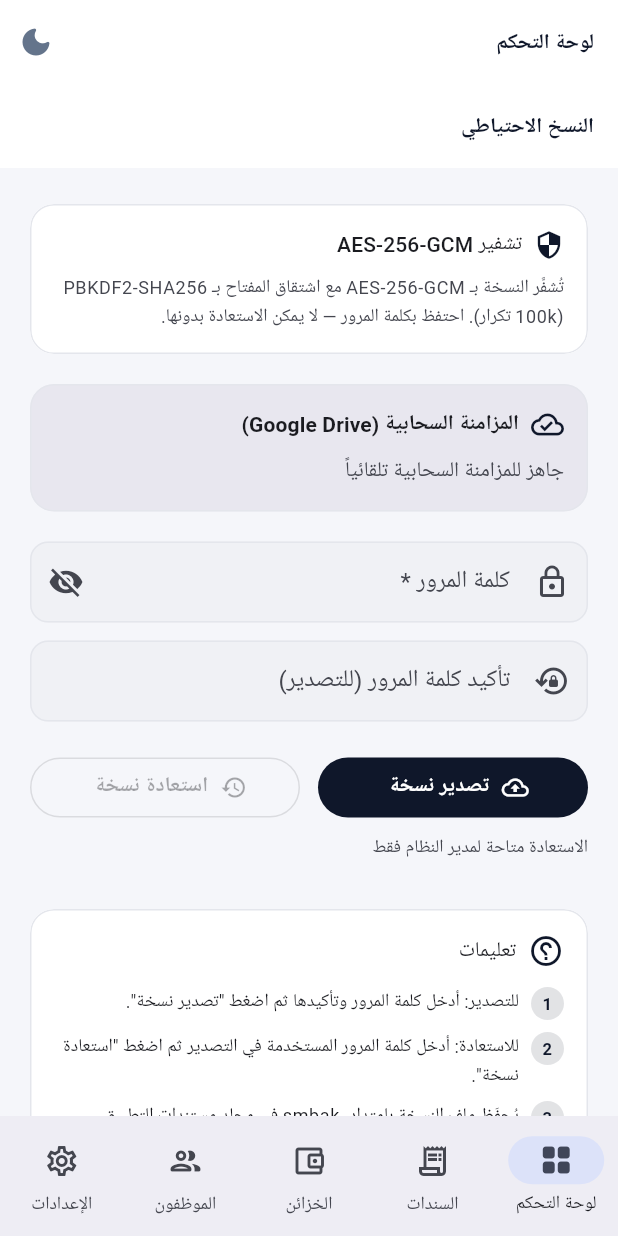
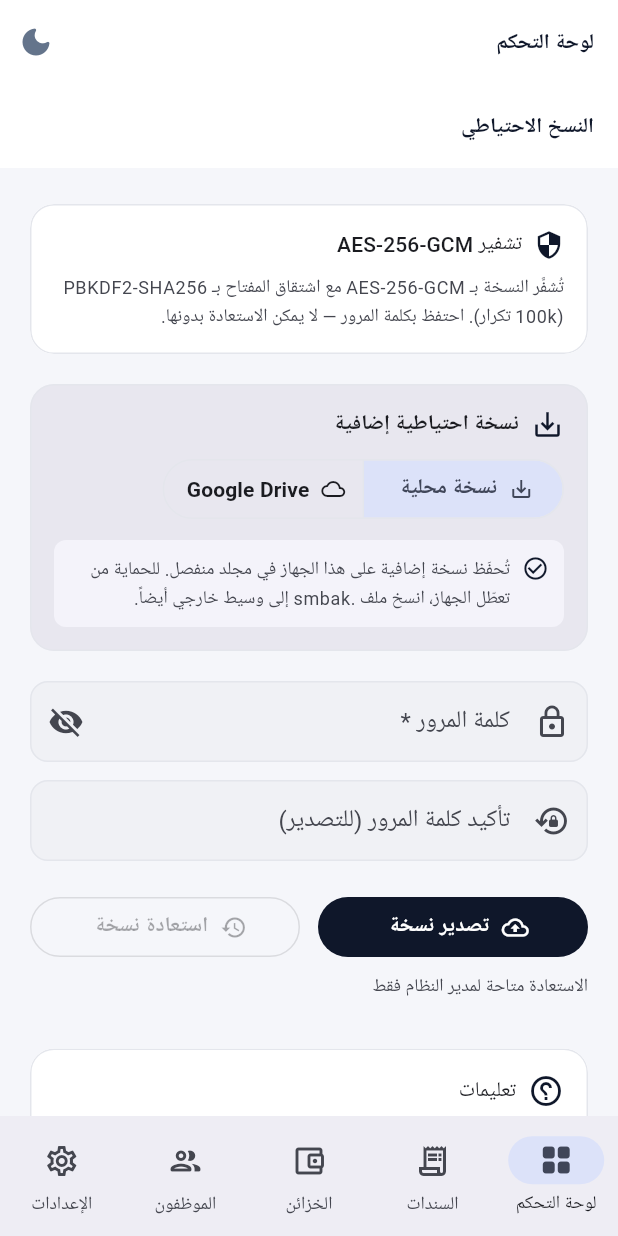
Before and after one commit to Speed3d/sanad-app, a Flutter app: the BackupScreen screen opened by its route, on a phone screen of 412 x 824 dp. Run offline on Flutter 3.47's test engine with Material 3 defaults, Android fonts, the phone set to English and light mode, and no system bars; our stand-ins replace drift, drift_flutter, file_picker, fl_chart, flutter_animate, flutter_riverpod and 7 more; missing offline and left inert: bcrypt, excel, pointycastle; accounts and stored records are empty; generated files the repository leaves out were written again; Roboto replaces fonts that are missing (Cairo).

Commit message:
fix(ui): Phase 2 - honest backup labeling + local/Drive mode toggle
cloud_backup_service claimed 'Google Drive sync' and the UI asserted 'تم الرفع
والمزامنة مع Google Drive بنجاح' / 'متصل ومتزامن مع Google Drive', but the
service just File.copy'd to an adjacent folder on the same disk. A user trusting
that message would stop keeping off-device backups - one disk failure destroys
the original and the 'cloud' copy together.

Per the owner's decision (toggle now, real Drive later):
- service: renamed semantics to an honest 'extra local copy', folder
  cloud_sync -> extra_backups, added CloudSyncMode {localCopy, googleDrive};
  googleDrive mode returns notConfigured instead of faking success.
- backup screen: export message now honestly says an extra on-device copy was
  saved (or that Drive isn't enabled yet); the status card is relabeled 'نسخة
  احتياطية إضافية' with a local/Drive SegmentedButton bound to the new
  cloud_sync_mode setting and a plain-language explanation of each mode,
  including advice to copy .smbak off-device.

Real Google Drive OAuth is deferred (needs the owner's Google Cloud setup);
the mode + infrastructure are in place for it.

Tests: 80/80 passing. Analyzer: 0 issues.

Co-Authored-By: Claude Opus 5 <noreply@anthropic.com>

```diff
--- a/lib/presentation/features/backup/backup_screen.dart
+++ b/lib/presentation/features/backup/backup_screen.dart
@@ -30,7 +30,10 @@ import 'package:path_provider/path_provider.dart';
 
 import '../../providers/auth_provider.dart';
 import '../../providers/database_provider.dart';
+import '../../providers/repository_providers.dart';
+import '../../providers/settings_provider.dart';
 import '../../../core/auth/permissions.dart';
+import '../../../core/constants/app_settings_keys.dart';
 import '../../../core/services/backup_crypto_service.dart';
 import '../../../core/services/cloud_backup_service.dart';
 import '../../../core/utils/audit_logger.dart';
@@ -148,13 +151,25 @@ class _BackupScreenState extends ConsumerState<BackupScreen> {
             );
       }
 
-      // 4. المزمنة السحابية التلقائية إلى Google Drive
+      // 4. حفظ نسخة إضافية حسب النمط المختار في الإعدادات
+      final modeStr =
+          ref.read(cloudSyncModeProvider).valueOrNull ?? 'local';
+      final mode = modeStr == 'drive'
+          ? CloudSyncMode.googleDrive
+          : CloudSyncMode.localCopy;
       final cloudService = ref.read(cloudBackupServiceProvider);
-      final synced = await cloudService.uploadBackupToCloud(savePath);
+      final synced = await cloudService.uploadBackupToCloud(savePath, mode: mode);
 
-      final syncMsg = synced
-          ? '\n☁️ تم الرفع والمزامنة التلقائية مع Google Drive بنجاح.'
-          : '\n⚠️ تعذر التزامن مع السحابة، تم الحفظ محلياً فقط.';
+      // رسائل صادقة: نسخة محلية إضافية (لا ادعاء سحابي كاذب)
+      final String syncMsg;
+      if (mode == CloudSyncMode.googleDrive) {
+        syncMsg = '\nℹ️ مزامنة Google Drive غير مُفعَّلة بعد (تحتاج إعداداً). '
+            'حُفظت النسخة محلياً فقط.';
+      } else if (synced) {
+        syncMsg = '\n🗂️ حُفظت نسخة إضافية على الجهاز أيضاً.';
+      } else {
+        syncMsg = '\n⚠️ تعذّر حفظ النسخة الإضافية، تم الحفظ الأساسي فقط.';
+      }
 
       _setStatus('✅ تم حفظ النسخة الاحتياطية:\n$savePath$syncMsg');
     } catch (e) {
@@ -523,7 +538,9 @@ class _InstructionItem extends StatelessWidget {
 }
 
 // ════════════════════════════════════════════════════════════════════════════
-// _CloudSyncStatusCard — ودجت حالة التزامن السحابي مع Google Drive
+// _CloudSyncStatusCard — بطاقة النسخة الإضافية (نسخة محلية / Google Drive)
+//
+// صادقة: تعرض النمط الحالي بوضوح ولا تدّعي اتصالاً سحابياً غير موجود.
 // ════════════════════════════════════════════════════════════════════════════
 
 class _CloudSyncStatusCard extends ConsumerWidget {
@@ -535,13 +552,12 @@ class _CloudSyncStatusCard extends ConsumerWidget {
     final cloudService = ref.watch(cloudBackupServiceProvider);
     final info = cloudService.info;
 
-    final isSynced = info.status == CloudSyncStatus.synced;
-    final statusText = isSynced
-        ? 'متصل ومُتزامن مع Google Drive'
-        : 'جاهز للمزامنة السحابية تلقائياً';
+    // النمط المختار من الإعدادات
+    final modeStr = ref.watch(cloudSyncModeProvider).valueOrNull ?? 'local';
+    final isDriveMode = modeStr == 'drive';
 
     return Card(
-      color: isSynced ? Colors.teal.shade50 : theme.colorScheme.surfaceContainerHigh,
+      color: theme.colorScheme.surfaceContainerHigh,
       child: Padding(
         padding: const EdgeInsets.all(16),
         child: Column(
@@ -550,30 +566,88 @@ class _CloudSyncStatusCard extends ConsumerWidget {
             Row(
               children: [
                 Icon(
-                  Icons.cloud_done_outlined,
-                  color: isSynced ? Colors.teal.shade700 : theme.colorScheme.primary,
+                  isDriveMode ? Icons.cloud_outlined : Icons.save_alt_outlined,
+                  color: theme.colorScheme.primary,
                   size: 22,
                 ),
                 const SizedBox(width: 8),
-                Text(
-                  'المزامنة السحابية (Google Drive)',
-                  style: theme.textTheme.titleSmall?.copyWith(
-                    fontWeight: FontWeight.bold,
+                Expanded(
+                  child: Text(
+                    'نسخة احتياطية إضافية',
+                    style: theme.textTheme.titleSmall?.copyWith(
+                      fontWeight: FontWeight.bold,
+                    ),
                   ),
                 ),
               ],
             ),
             const SizedBox(height: 8),
-            Text(
-              statusText,
-              style: theme.textTheme.bodyMedium?.copyWith(
-                color: isSynced ? Colors.teal.shade900 : theme.colorScheme.onSurfaceVariant,
+
+            // ── مبدّل النمط ──────────────────────────────────────────────
+            SegmentedButton<String>(
+              segments: const [
+                ButtonSegment(
+                  value: 'local',
+                  label: Text('نسخة محلية'),
+                  icon: Icon(Icons.save_alt_outlined, size: 16),
+                ),
+                ButtonSegment(
+                  value: 'drive',
+                  label: Text('Google Drive'),
+                  icon: Icon(Icons.cloud_outlined, size: 16),
+                ),
+              ],
+              selected: {modeStr},
+              onSelectionChanged: (sel) async {
+                await ref
+                    .read(settingsRepositoryProvider)
+                    .setString(AppSettingsKeys.cloudSyncMode, sel.first);
+              },
+              showSelectedIcon: false,
+            ),
+            const SizedBox(height: 10),
+
+            // ── وصف صادق للنمط الحالي ────────────────────────────────────
+            Container(
+              padding: const EdgeInsets.all(10),
+              decoration: BoxDecoration(
+                color: theme.colorScheme.surfaceContainerLow,
+                borderRadius: BorderRadius.circular(8),
+              ),
+              child: Row(
+                crossAxisAlignment: CrossAxisAlignment.start,
+                children: [
+                  Icon(
+                    isDriveMode
+                        ? Icons.info_outline
+                        : Icons.check_circle_outline,
+                    size: 18,
+                    color: isDriveMode
+                        ? theme.colorScheme.tertiary
+                        : theme.colorScheme.primary,
+                  ),
+                  const SizedBox(width: 8),
+                  Expanded(
+                    child: Text(
+                      isDriveMode
+                          ? 'مزامنة Google Drive غير مُفعَّلة بعد — تحتاج إعداد '
+                              'حساب Google لاحقاً. حالياً تُحفَظ نسخة محلية فقط.'
+                          : 'تُحفَظ نسخة إضافية على هذا الجهاز في مجلد منفصل. '
+                              'للحماية من تعطّل الجهاز، انسخ ملف .smbak إلى '
+                              'وسيط خارجي أيضاً.',
+                      style: theme.textTheme.bodySmall?.copyWith(
+                        color: theme.colorScheme.onSurfaceVariant,
+                      ),
+                    ),
+                  ),
+                ],
               ),
             ),
+
             if (info.lastSyncTime != null) ...[
-              const SizedBox(height: 4),
+              const SizedBox(height: 8),
               Text(
-                'آخر رفع سحابي: ${info.lastSyncTime.toString().split('.')[0]} (${info.formattedSize})',
+                'آخر نسخة إضافية: ${info.lastSyncTime.toString().split('.')[0]} (${info.formattedSize})',
                 style: theme.textTheme.bodySmall?.copyWith(
                   color: theme.colorScheme.outline,
                 ),
```
Also changed, not shown: lib/core/services/cloud_backup_service.dart (+43 -15 lines).
